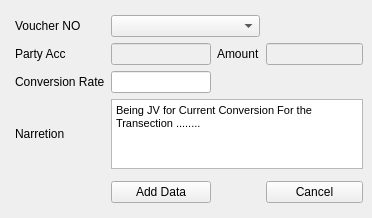
This is Resources/Ui/CurrConvEntry.ui in Darshitjivani/MBAS as Qt 5 draws it before an edit. The edited form follows.
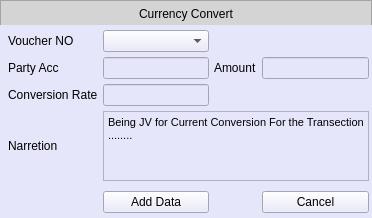
This is the edited form.

```diff
--- a/Resources/Ui/CurrConvEntry.ui
+++ b/Resources/Ui/CurrConvEntry.ui
@@ -21,67 +21,112 @@
     <string notr="true"/>
    </property>
    <layout class="QGridLayout" name="gridLayout">
-    <item row="4" column="2">
-     <widget class="QLabel" name="label_2">
-      <property name="text">
-       <string>Narretion</string>
-      </property>
-     </widget>
-    </item>
-    <item row="3" column="2">
-     <widget class="QLabel" name="label_4">
-      <property name="text">
-       <string>Conversion Rate</string>
-      </property>
-     </widget>
-    </item>
-    <item row="5" column="3">
-     <widget class="Line" name="line_4">
-      <property name="styleSheet">
-       <string notr="true">background-color: transparent</string>
-      </property>
-      <property name="orientation">
-       <enum>Qt::Vertical</enum>
-      </property>
-     </widget>
-    </item>
-    <item row="2" column="4">
-     <widget class="QLabel" name="label_5">
+    <property name="leftMargin">
+     <number>0</number>
+    </property>
+    <property name="topMargin">
+     <number>0</number>
+    </property>
+    <property name="rightMargin">
+     <number>0</number>
+    </property>
+    <property name="bottomMargin">
+     <number>0</number>
+    </property>
+    <property name="spacing">
+     <number>0</number>
+    </property>
+    <item row="0" column="0">
+     <widget class="QFrame" name="fheader">
+      <property name="minimumSize">
+       <size>
+        <width>0</width>
+        <height>25</height>
+       </size>
+      </property>
       <property name="maximumSize">
        <size>
-        <width>50</width>
-        <height>16777215</height>
+        <width>16777215</width>
+        <height>25</height>
        </size>
       </property>
-      <property name="text">
-       <string>Amount</string>
+      <property name="styleSheet">
+       <string notr="true">background-color: rgb(212, 212, 212);
+font: 63 11pt &quot;Segoe UI Semibold&quot;;
+color:#000000</string>
       </property>
-     </widget>
-    </item>
-    <item row="2" column="3">
-     <widget class="QLineEdit" name="lineEdit_2">
-      <property name="enabled">
-       <bool>false</bool>
+      <property name="frameShape">
+       <enum>QFrame::StyledPanel</enum>
       </property>
+      <property name="frameShadow">
+       <enum>QFrame::Raised</enum>
+      </property>
+      <layout class="QGridLayout" name="gridLayout_3">
+       <property name="leftMargin">
+        <number>0</number>
+       </property>
+       <property name="topMargin">
+        <number>0</number>
+       </property>
+       <property name="rightMargin">
+        <number>0</number>
+       </property>
+       <property name="bottomMargin">
+        <number>0</number>
+       </property>
+       <property name="spacing">
+        <number>0</number>
+       </property>
+       <item row="0" column="0">
+        <widget class="QLabel" name="label_6">
       <property name="minimumSize">
        <size>
-        <width>100</width>
-        <height>0</height>
-       </size>
-      </property>
-     </widget>
-    </item>
-    <item row="7" column="3">
-     <widget class="Line" name="line_3">
+           <width>0</width>
+           <height>25</height>
+          </size>
+         </property>
+         <property name="text">
+          <string>Currency Convert</string>
+         </property>
+         <property name="alignment">
+          <set>Qt::AlignCenter</set>
+         </property>
+        </widget>
+       </item>
+      </layout>
+     </widget>
+    </item>
+    <item row="1" column="0">
+     <widget class="QWidget" name="widget" native="true">
       <property name="styleSheet">
-       <string notr="true">background-color: transparent</string>
+       <string notr="true">QWidget{
+	background-color: rgb(230, 230, 250);
+}
+
+QPushButton:hover {
+  border-radius: 05px;
+  color:#000000;
+  background-color:#9BA4B5;
+  border: 0px solid ;
+}</string>
       </property>
-      <property name="orientation">
-       <enum>Qt::Vertical</enum>
-      </property>
-     </widget>
-    </item>
-    <item row="0" column="3">
+      <layout class="QGridLayout" name="gridLayout_2">
+       <property name="leftMargin">
+        <number>3</number>
+       </property>
+       <property name="topMargin">
+        <number>0</number>
+       </property>
+       <property name="rightMargin">
+        <number>3</number>
+       </property>
+       <property name="bottomMargin">
+        <number>0</number>
+       </property>
+       <property name="spacing">
+        <number>5</number>
+       </property>
+       <item row="0" column="2">
      <widget class="Line" name="line_5">
       <property name="styleSheet">
        <string notr="true">background-color: transparent</string>
@@ -91,13 +136,6 @@
       </property>
      </widget>
     </item>
-    <item row="2" column="2">
-     <widget class="QLabel" name="label_3">
-      <property name="text">
-       <string>Party Acc</string>
-      </property>
-     </widget>
-    </item>
     <item row="1" column="0">
      <widget class="Line" name="line">
       <property name="orientation">
@@ -105,15 +143,15 @@
       </property>
      </widget>
     </item>
-    <item row="1" column="2">
+       <item row="1" column="1">
      <widget class="QLabel" name="label">
       <property name="text">
        <string>Voucher NO</string>
       </property>
      </widget>
     </item>
-    <item row="3" column="3">
-     <widget class="QLineEdit" name="lineEdit">
+       <item row="1" column="2">
+        <widget class="QComboBox" name="cbAccountName">
       <property name="minimumSize">
        <size>
         <width>100</width>
@@ -122,14 +160,71 @@
       </property>
      </widget>
     </item>
-    <item row="2" column="5">
+       <item row="2" column="1">
+        <widget class="QLabel" name="label_3">
+         <property name="text">
+          <string>Party Acc</string>
+         </property>
+        </widget>
+       </item>
+       <item row="2" column="2">
+        <widget class="QLineEdit" name="lineEdit_2">
+         <property name="enabled">
+          <bool>false</bool>
+         </property>
+         <property name="minimumSize">
+          <size>
+           <width>100</width>
+           <height>0</height>
+          </size>
+         </property>
+        </widget>
+       </item>
+       <item row="2" column="3">
+        <widget class="QLabel" name="label_5">
+         <property name="maximumSize">
+          <size>
+           <width>50</width>
+           <height>16777215</height>
+          </size>
+         </property>
+         <property name="text">
+          <string>Amount</string>
+         </property>
+        </widget>
+       </item>
+       <item row="2" column="4">
      <widget class="QLineEdit" name="lineEdit_3">
       <property name="enabled">
        <bool>false</bool>
       </property>
      </widget>
     </item>
-    <item row="4" column="3" colspan="3">
+       <item row="3" column="1">
+        <widget class="QLabel" name="label_4">
+         <property name="text">
+          <string>Conversion Rate</string>
+         </property>
+        </widget>
+       </item>
+       <item row="3" column="2">
+        <widget class="QLineEdit" name="lineEdit">
+         <property name="minimumSize">
+          <size>
+           <width>100</width>
+           <height>0</height>
+          </size>
+         </property>
+        </widget>
+       </item>
+       <item row="4" column="1">
+        <widget class="QLabel" name="label_2">
+         <property name="text">
+          <string>Narretion</string>
+         </property>
+        </widget>
+       </item>
+       <item row="4" column="2" colspan="3">
      <widget class="QTextBrowser" name="tbNarretion">
       <property name="html">
        <string>&lt;!DOCTYPE HTML PUBLIC &quot;-//W3C//DTD HTML 4.0//EN&quot; &quot;http://www.w3.org/TR/REC-html40/strict.dtd&quot;&gt;
@@ -140,7 +235,17 @@
       </property>
      </widget>
     </item>
-    <item row="6" column="3">
+       <item row="5" column="2">
+        <widget class="Line" name="line_4">
+         <property name="styleSheet">
+          <string notr="true">background-color: transparent</string>
+         </property>
+         <property name="orientation">
+          <enum>Qt::Vertical</enum>
+         </property>
+        </widget>
+       </item>
+       <item row="6" column="2">
      <widget class="QPushButton" name="pdAddRaw">
       <property name="text">
        <string>Add Data</string>
@@ -150,7 +255,7 @@
       </property>
      </widget>
     </item>
-    <item row="6" column="5">
+       <item row="6" column="4">
      <widget class="QPushButton" name="pbcancel">
       <property name="text">
        <string>Cancel</string>
@@ -160,14 +265,17 @@
       </property>
      </widget>
     </item>
-    <item row="1" column="3" colspan="2">
-     <widget class="QComboBox" name="cbAccountName">
-      <property name="minimumSize">
-       <size>
-        <width>100</width>
-        <height>0</height>
-       </size>
-      </property>
+       <item row="7" column="2">
+        <widget class="Line" name="line_3">
+         <property name="styleSheet">
+          <string notr="true">background-color: transparent</string>
+         </property>
+         <property name="orientation">
+          <enum>Qt::Vertical</enum>
+         </property>
+        </widget>
+       </item>
+      </layout>
      </widget>
     </item>
    </layout>
```
Lines whose indentation alone changed are shown as unchanged.
